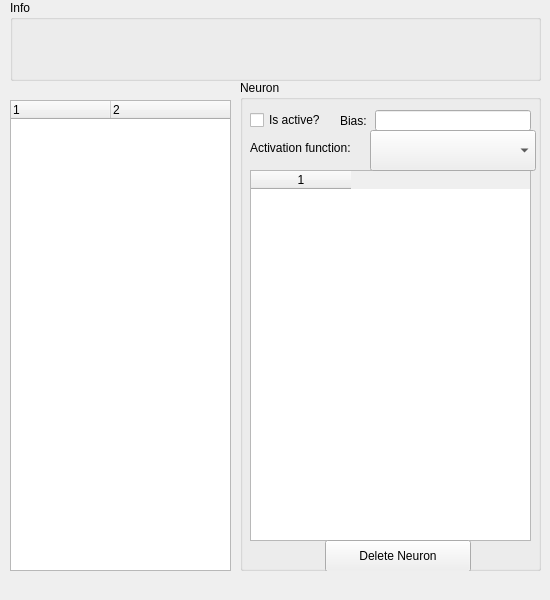
Above: ui/NNViewer/nnviewer.ui from jcma86/DeepLearning_Tools before the change. Below: the same form after it.
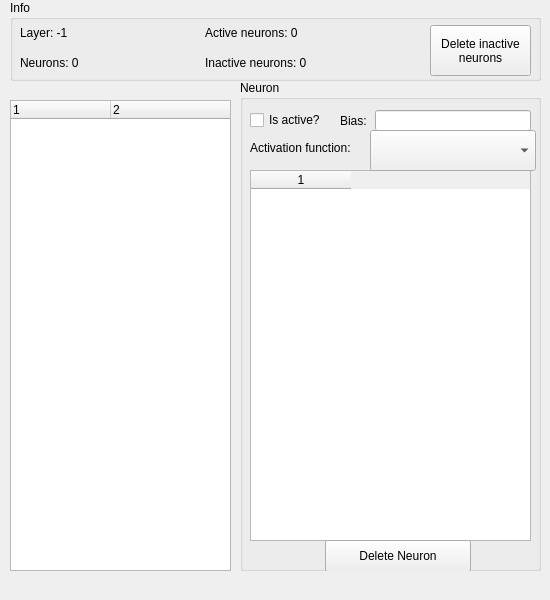
That is the form after the change.

What changed in the file:
```diff
--- a/ui/NNViewer/nnviewer.ui
+++ b/ui/NNViewer/nnviewer.ui
@@ -155,6 +155,72 @@
     <property name="title">
      <string>Info</string>
     </property>
+    <widget class="QPushButton" name="btnDelInactiveNeurons">
+     <property name="geometry">
+      <rect>
+       <x>420</x>
+       <y>25</y>
+       <width>101</width>
+       <height>51</height>
+      </rect>
+     </property>
+     <property name="text">
+      <string>Delete inactive 
+neurons</string>
+     </property>
+    </widget>
+    <widget class="QLabel" name="lblLayer">
+     <property name="geometry">
+      <rect>
+       <x>10</x>
+       <y>25</y>
+       <width>76</width>
+       <height>16</height>
+      </rect>
+     </property>
+     <property name="text">
+      <string>Layer: -1</string>
+     </property>
+    </widget>
+    <widget class="QLabel" name="lblNeurons">
+     <property name="geometry">
+      <rect>
+       <x>10</x>
+       <y>55</y>
+       <width>176</width>
+       <height>16</height>
+      </rect>
+     </property>
+     <property name="text">
+      <string>Neurons: 0</string>
+     </property>
+    </widget>
+    <widget class="QLabel" name="lblActiveNeurons">
+     <property name="geometry">
+      <rect>
+       <x>195</x>
+       <y>25</y>
+       <width>166</width>
+       <height>16</height>
+      </rect>
+     </property>
+     <property name="text">
+      <string>Active neurons: 0</string>
+     </property>
+    </widget>
+    <widget class="QLabel" name="lblInactiveNeurons">
+     <property name="geometry">
+      <rect>
+       <x>195</x>
+       <y>55</y>
+       <width>166</width>
+       <height>16</height>
+      </rect>
+     </property>
+     <property name="text">
+      <string>Inactive neurons: 0</string>
+     </property>
+    </widget>
    </widget>
    <widget class="QTreeWidget" name="treeNN">
     <property name="geometry">
```
